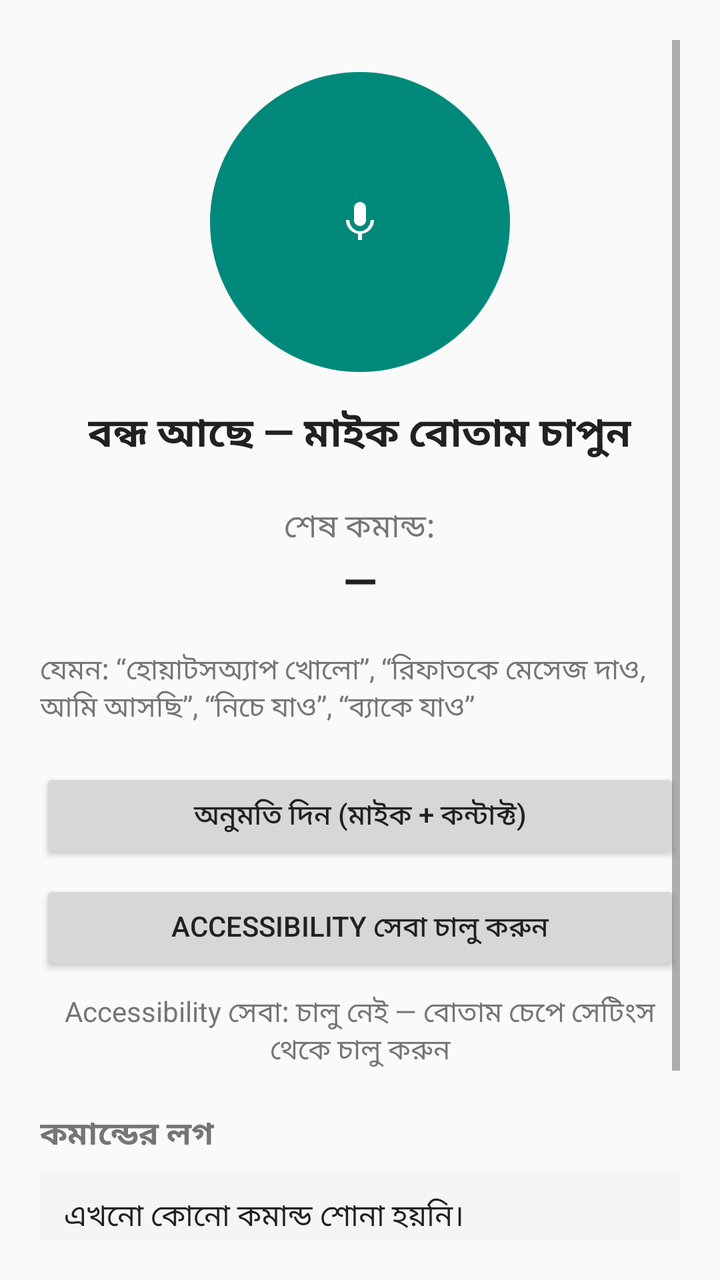
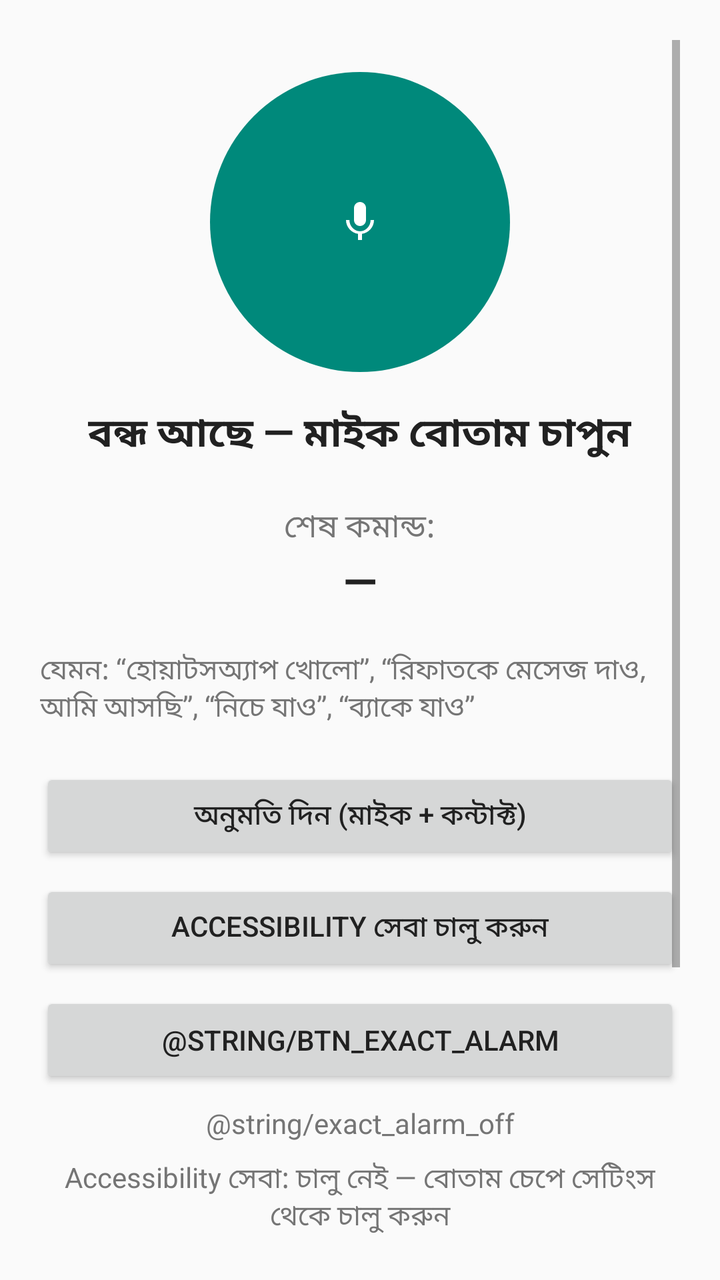

An Android layout rendered at two revisions. The XML below is the earlier revision; the diff shows what the commit changed to produce the second picture.
<!-- AndroidManifest.xml: application theme Theme.VoiceCommander -->
<!-- res/layout/activity_main.xml -->
<?xml version="1.0" encoding="utf-8"?>
<ScrollView xmlns:android="http://schemas.android.com/apk/res/android"
    android:layout_width="match_parent"
    android:layout_height="match_parent"
    android:padding="20dp">

    <LinearLayout
        android:layout_width="match_parent"
        android:layout_height="wrap_content"
        android:orientation="vertical"
        android:gravity="center_horizontal">

        
        <ImageButton
            android:id="@+id/btnMic"
            android:layout_width="150dp"
            android:layout_height="150dp"
            android:layout_marginTop="16dp"
            android:background="@drawable/circle_button"
            android:contentDescription="@string/title_listen"
            android:scaleType="centerInside"
            android:src="@drawable/ic_mic"
            android:tint="@color/white" />

        <TextView
            android:id="@+id/txtStatus"
            android:layout_width="wrap_content"
            android:layout_height="wrap_content"
            android:layout_marginTop="16dp"
            android:text="@string/status_idle"
            android:textColor="@color/dark_text"
            android:textSize="20sp"
            android:textStyle="bold" />

        <TextView
            android:layout_width="wrap_content"
            android:layout_height="wrap_content"
            android:layout_marginTop="20dp"
            android:text="@string/last_command_label"
            android:textColor="@color/grey_text"
            android:textSize="16sp" />

        <TextView
            android:id="@+id/txtLastCommand"
            android:layout_width="match_parent"
            android:layout_height="wrap_content"
            android:gravity="center"
            android:text="@string/last_command_none"
            android:textColor="@color/dark_text"
            android:textSize="22sp"
            android:textStyle="bold" />

        <TextView
            android:layout_width="match_parent"
            android:layout_height="wrap_content"
            android:layout_marginTop="20dp"
            android:text="@string/hint_examples"
            android:textColor="@color/grey_text"
            android:textSize="14sp" />

        <Button
            android:id="@+id/btnPermissions"
            android:layout_width="match_parent"
            android:layout_height="wrap_content"
            android:layout_marginTop="20dp"
            android:text="@string/btn_permissions" />

        <Button
            android:id="@+id/btnAccessibility"
            android:layout_width="match_parent"
            android:layout_height="wrap_content"
            android:layout_marginTop="8dp"
            android:text="@string/btn_accessibility" />

        <TextView
            android:id="@+id/txtA11yStatus"
            android:layout_width="match_parent"
            android:layout_height="wrap_content"
            android:layout_marginTop="8dp"
            android:gravity="center"
            android:text="@string/a11y_off"
            android:textColor="@color/grey_text"
            android:textSize="14sp" />

        <TextView
            android:layout_width="match_parent"
            android:layout_height="wrap_content"
            android:layout_marginTop="20dp"
            android:text="@string/log_label"
            android:textColor="@color/grey_text"
            android:textSize="16sp"
            android:textStyle="bold" />

        <TextView
            android:id="@+id/txtLog"
            android:layout_width="match_parent"
            android:layout_height="wrap_content"
            android:layout_marginTop="6dp"
            android:background="@color/log_bg"
            android:minHeight="160dp"
            android:padding="12dp"
            android:text="@string/log_empty"
            android:textColor="@color/dark_text"
            android:textSize="15sp" />

    </LinearLayout>
</ScrollView>
<!-- resources referenced by this layout -->
<resources>
  <color name="dark_text">#212121</color>
  <color name="grey_text">#757575</color>
  <color name="log_bg">#F5F5F5</color>
  <color name="white">#FFFFFF</color>
  <!-- drawable circle_button (drawable) -->
  <?xml version="1.0" encoding="utf-8"?>
  <shape xmlns:android="http://schemas.android.com/apk/res/android"
      android:shape="oval">
      <solid android:color="@color/teal" />
  </shape>
  <!-- drawable ic_mic (drawable) -->
  <?xml version="1.0" encoding="utf-8"?>
  <vector xmlns:android="http://schemas.android.com/apk/res/android"
      android:width="24dp"
      android:height="24dp"
      android:viewportWidth="24"
      android:viewportHeight="24"
      android:tint="?attr/colorControlNormal">
      <path
          android:fillColor="#FF000000"
          android:pathData="M12,14c1.66,0 3,-1.34 3,-3V5c0,-1.66 -1.34,-3 -3,-3S9,3.34 9,5v6c0,1.66 1.34,3 3,3zM17.3,11c0,3.14 -2.54,5.64 -5.3,5.64S6.7,14.14 6.7,11H5c0,3.63 2.81,6.5 6,6.92V21h2v-3.08c3.19,-0.42 6,-3.29 6,-6.92h-1.7z" />
  </vector>
  <string name="a11y_off">Accessibility সেবা: চালু নেই — বোতাম চেপে সেটিংস থেকে চালু করুন</string>
  <string name="btn_accessibility">Accessibility সেবা চালু করুন</string>
  <string name="btn_permissions">অনুমতি দিন (মাইক + কন্টাক্ট)</string>
  <string name="hint_examples">যেমন: “হোয়াটসঅ্যাপ খোলো”, “রিফাতকে মেসেজ দাও, আমি আসছি”, “নিচে যাও”, “ব্যাকে যাও”</string>
  <string name="last_command_label">শেষ কমান্ড:</string>
  <string name="last_command_none">—</string>
  <string name="log_empty">এখনো কোনো কমান্ড শোনা হয়নি।</string>
  <string name="log_label">কমান্ডের লগ</string>
  <string name="status_idle">বন্ধ আছে — মাইক বোতাম চাপুন</string>
  <string name="title_listen">শুনতে শুরু করুন</string>
  <style name="Theme.VoiceCommander" parent="Theme.AppCompat.DayNight.DarkActionBar">
          <item name="colorPrimary">@color/teal</item>
          <item name="colorPrimaryDark">@color/teal_dark</item>
          <item name="colorAccent">@color/amber</item>
          <item name="android:textColorPrimary">@color/dark_text</item>
      </style>
  <color name="teal">#00897B</color>
  <color name="teal_dark">#00695C</color>
  <color name="amber">#FFB300</color>
</resources>

<!-- the commit's change to res/layout/activity_main.xml (unified diff, before → after) -->
@@ -72,6 +72,23 @@
             android:layout_marginTop="8dp"
             android:text="@string/btn_accessibility" />
 
+        <Button
+            android:id="@+id/btnExactAlarm"
+            android:layout_width="match_parent"
+            android:layout_height="wrap_content"
+            android:layout_marginTop="8dp"
+            android:text="@string/btn_exact_alarm" />
+
+        <TextView
+            android:id="@+id/txtExactAlarm"
+            android:layout_width="match_parent"
+            android:layout_height="wrap_content"
+            android:layout_marginTop="8dp"
+            android:gravity="center"
+            android:text="@string/exact_alarm_off"
+            android:textColor="@color/grey_text"
+            android:textSize="14sp" />
+
         <TextView
             android:id="@+id/txtA11yStatus"
             android:layout_width="match_parent"
